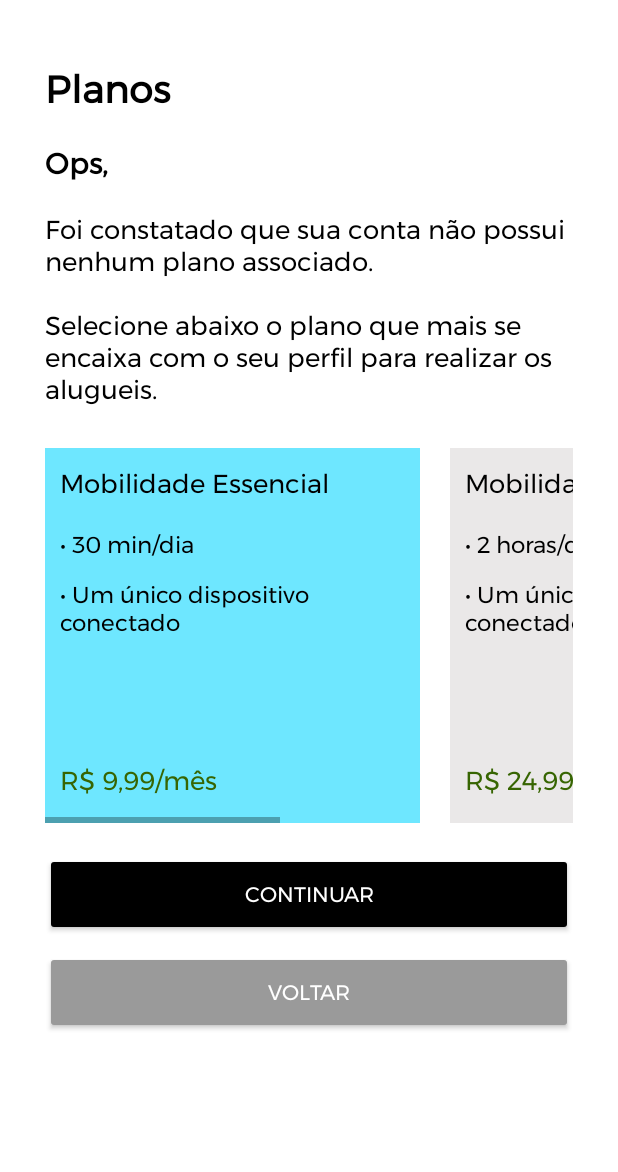
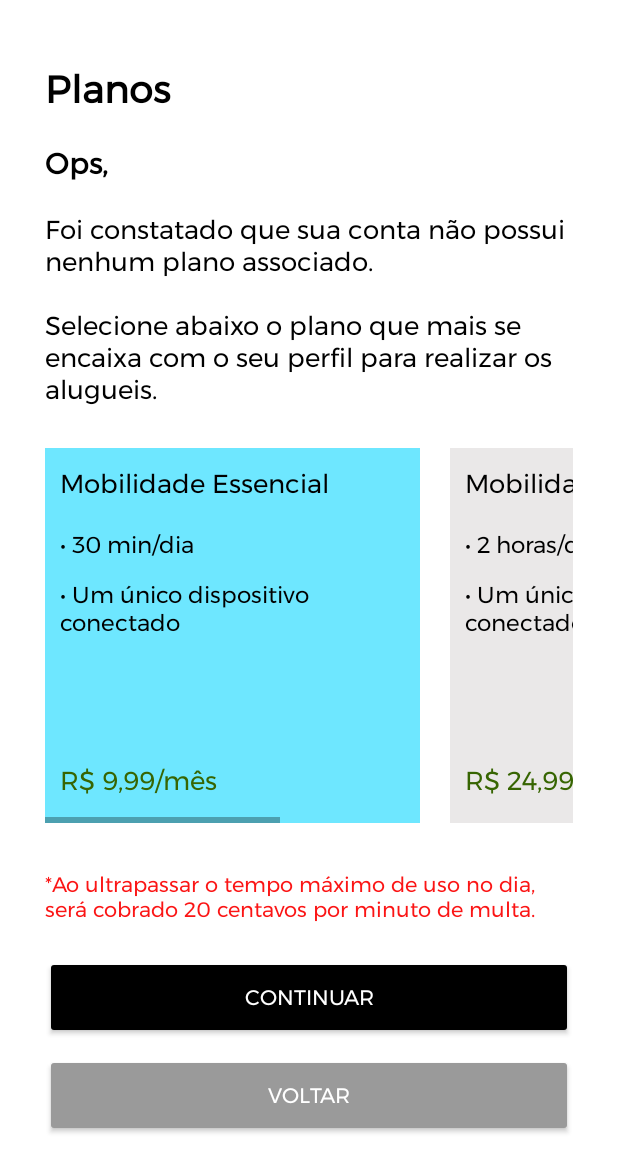
Before and after one commit to techGabrielBr/gear-gurus-kotlin, an Android app: the PlansActivity screen opened directly, with no data from a screen before it, on a phone screen of 412 x 824 dp. Shown: the top 1172 px of the screen. Run offline under Robolectric (Android 15) with nearby library versions, the phone set to English and light mode, and no system bars.

Commit message:
Adding more plans info

```diff
--- a/app/src/main/res/layout/activity_plans.xml
+++ b/app/src/main/res/layout/activity_plans.xml
@@ -204,6 +204,16 @@
                 </LinearLayout>
             </LinearLayout>
         </HorizontalScrollView>
+
+        <TextView
+            android:layout_width="wrap_content"
+            android:layout_height="wrap_content"
+            android:layout_marginTop="30dp"
+            android:textColor="#FB1515"
+            android:fontFamily="@font/montserrat"
+            android:text="*Ao ultrapassar o tempo máximo de uso no dia, será cobrado 20 centavos por minuto de multa.">
+        </TextView>
+
         <Button
             android:layout_width="match_parent"
             android:layout_height="55dp"
```
